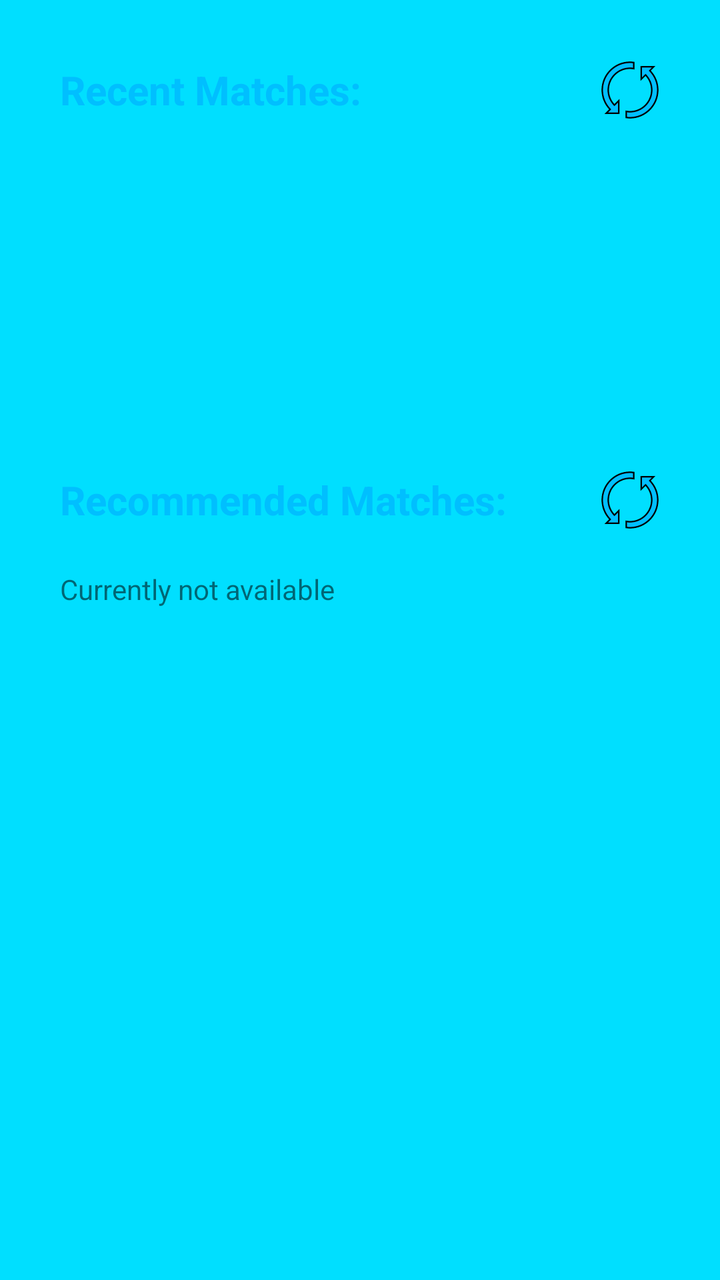
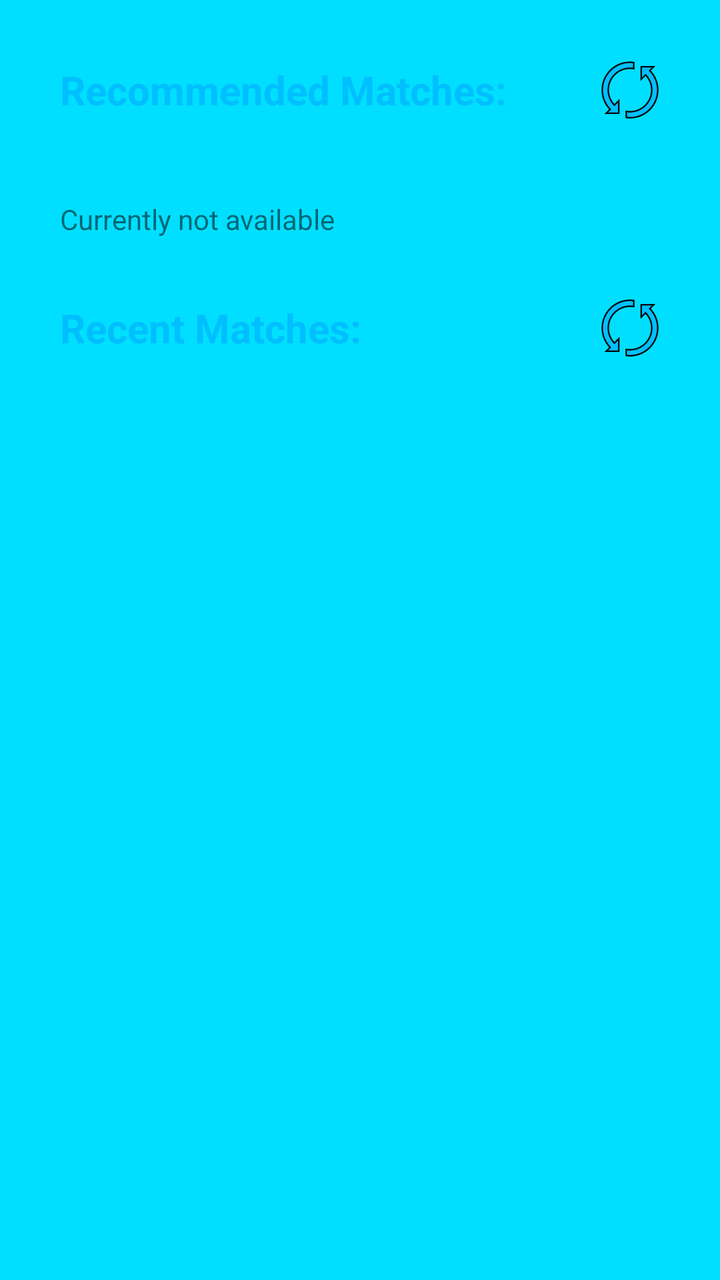

Compare the two renders of this Android layout. The source of the first and the diff that turns it into the second are given below.
<!-- AndroidManifest.xml: application theme AppTheme -->
<!-- res/layout/fragment_home.xml -->
<?xml version="1.0" encoding="utf-8"?>
<ScrollView xmlns:android="http://schemas.android.com/apk/res/android"
    xmlns:tools="http://schemas.android.com/tools"
    android:layout_width="match_parent"
    android:layout_height="match_parent"
    android:background="@color/colorStatsActivity"
    tools:context=".statsFragments.HomeFragment">

    <LinearLayout
        android:layout_width="match_parent"
        android:layout_height="match_parent"
        android:orientation="vertical">

        <LinearLayout
            android:layout_width="match_parent"
            android:layout_height="wrap_content"
            android:layout_marginTop="30dp"
            android:layout_marginBottom="10dp"
            android:orientation="horizontal">

            <TextView
                android:layout_width="wrap_content"
                android:layout_height="wrap_content"
                android:layout_gravity="center"
                android:layout_marginStart="30dp"
                android:text="Recent Matches:"
                android:textColor="@color/colorPrimaryDark"
                android:textSize="20sp"
                android:textStyle="bold" />

            <View
                android:layout_width="0dp"
                android:layout_height="0dp"
                android:layout_weight="1" />

            <Button
                android:id="@+id/refreshRecentMatches"
                android:layout_width="30dp"
                android:layout_height="30dp"
                android:layout_gravity="center"
                android:layout_marginEnd="30dp"
                android:rotation="0"
                android:background="@drawable/reload_icon" />

        </LinearLayout>

        <ListView
            android:id="@+id/recentMatches"
            android:layout_width="match_parent"
            android:layout_height="115dp"
            android:layout_margin="10dp"
            android:layout_weight="1" />

        <TextView
            android:id="@+id/emptyRecentMatchesText"
            android:layout_width="wrap_content"
            android:layout_height="wrap_content"
            android:layout_marginStart="30dp"
            android:layout_marginTop="10dp"
            android:text="Currently no recent matches"
            android:visibility="gone"/>

        <LinearLayout
            android:layout_width="match_parent"
            android:layout_height="wrap_content"
            android:layout_marginTop="30dp"
            android:layout_marginBottom="10dp"
            android:orientation="horizontal">

            <TextView
                android:layout_width="wrap_content"
                android:layout_height="wrap_content"
                android:layout_gravity="center"
                android:layout_marginStart="30dp"
                android:text="Recommended Matches:"
                android:textColor="@color/colorPrimaryDark"
                android:textSize="20sp"
                android:textStyle="bold" />

            <View
                android:layout_width="0dp"
                android:layout_height="0dp"
                android:layout_weight="1" />

            <Button
                android:id="@+id/refreshRecommendedMatches"
                android:layout_width="30dp"
                android:layout_height="30dp"
                android:layout_gravity="center"
                android:layout_marginEnd="30dp"
                android:background="@drawable/reload_icon" />
        </LinearLayout>

        <ListView
            android:id="@+id/recommendedMatches"
            android:layout_width="match_parent"
            android:layout_height="match_parent"
            android:layout_margin="10dp"
            android:layout_weight="1"
            android:visibility="gone"/>

        <TextView
            android:id="@+id/emptyRecommendedMatchesText"
            android:layout_width="wrap_content"
            android:layout_height="wrap_content"
            android:layout_marginStart="30dp"
            android:layout_marginTop="10dp"
            android:text="Currently not available"
            android:visibility="visible"/>
    </LinearLayout>
</ScrollView>
<!-- resources referenced by this layout -->
<resources>
  <color name="colorPrimaryDark">#00BFFF</color>
  <color name="colorStatsActivity">#00DFFF</color>
  <!-- drawable reload_icon (drawable) -->
  <vector xmlns:android="http://schemas.android.com/apk/res/android"
      android:width="200dp"
      android:height="200dp"
      android:viewportWidth="40"
      android:viewportHeight="40">
      <path android:fillColor="#00BFFF" android:pathData="M4.207,35.5l2.573-2.574l-0.328-0.353C3.259,29.143,1.5,24.677,1.5,20C1.5,9.799,9.799,1.5,20,1.5 c0.776,0,1.598,0.062,2.5,0.19v4.032C21.661,5.575,20.823,5.5,20,5.5C12.005,5.5,5.5,12.005,5.5,20 c0,3.578,1.337,7.023,3.765,9.701l0.353,0.389l2.883-2.883V35.5H4.207z"/>
      <path android:fillColor="#000000" android:pathData="M20,2c0.627,0,1.287,0.042,2,0.129v3.009C21.33,5.046,20.661,5,20,5C11.729,5,5,11.729,5,20 c0,3.702,1.383,7.267,3.894,10.037l0.705,0.778l0.743-0.743L12,28.414V35H5.414l1.379-1.379l0.682-0.682l-0.657-0.706 C3.711,28.895,2,24.551,2,20C2,10.075,10.075,2,20,2 M20,1C9.507,1,1,9.507,1,20c0,4.994,1.934,9.527,5.086,12.914L3,36h10V26 l-3.365,3.365C7.387,26.885,6,23.612,6,20c0-7.732,6.268-14,14-14c1.031,0,2.033,0.119,3,0.33V1.259C22.02,1.104,21.023,1,20,1 L20,1z"/>
      <path android:fillColor="#00BFFF" android:pathData="M20,38.5c-0.776,0-1.598-0.062-2.5-0.19v-4.032c0.839,0.147,1.677,0.222,2.5,0.222 c7.995,0,14.5-6.505,14.5-14.5c0-3.583-1.336-7.03-3.761-9.706l-0.353-0.389L27.5,12.793V4.5h8.293l-2.581,2.582l0.328,0.354 C36.738,10.872,38.5,15.334,38.5,20C38.5,30.201,30.201,38.5,20,38.5z"/>
      <path android:fillColor="#000000" android:pathData="M34.586,5l-1.387,1.387l-0.682,0.682l0.657,0.706C36.286,11.119,38,15.461,38,20 c0,9.925-8.075,18-18,18c-0.627,0-1.287-0.042-2-0.129v-3.009C18.67,34.954,19.339,35,20,35c8.271,0,15-6.729,15-15 c0-3.708-1.381-7.274-3.89-10.041l-0.705-0.778l-0.743,0.743L28,11.586V5H34.586 M37,4H27v10l3.369-3.369 C32.618,13.111,34,16.388,34,20c0,7.732-6.268,14-14,14c-1.031,0-2.033-0.119-3-0.33v5.071C17.98,38.896,18.977,39,20,39 c10.493,0,19-8.507,19-19c0-4.993-1.942-9.519-5.094-12.906L37,4L37,4z"/>
      </vector>
  <style name="AppTheme" parent="Theme.AppCompat.Light.NoActionBar">
          
          <item name="colorPrimary">@color/colorPrimary</item>
          <item name="colorPrimaryDark">@color/colorPrimaryDark</item>
          <item name="colorAccent">@color/colorAccent</item>
      </style>
  <color name="colorPrimary">#6200EE</color>
  <color name="colorAccent">#03DAC5</color>
</resources>

<!-- the commit's change to res/layout/fragment_home.xml (unified diff, before → after) -->
@@ -10,6 +10,53 @@
         android:layout_width="match_parent"
         android:layout_height="match_parent"
         android:orientation="vertical">
+
+        <LinearLayout
+            android:layout_width="match_parent"
+            android:layout_height="wrap_content"
+            android:layout_marginTop="30dp"
+            android:layout_marginBottom="10dp"
+            android:orientation="horizontal">
+
+            <TextView
+                android:layout_width="wrap_content"
+                android:layout_height="wrap_content"
+                android:layout_gravity="center"
+                android:layout_marginStart="30dp"
+                android:text="Recommended Matches:"
+                android:textColor="@color/colorPrimaryDark"
+                android:textSize="20sp"
+                android:textStyle="bold" />
+
+            <View
+                android:layout_width="0dp"
+                android:layout_height="0dp"
+                android:layout_weight="1" />
+
+            <Button
+                android:id="@+id/refreshRecommendedMatches"
+                android:layout_width="30dp"
+                android:layout_height="30dp"
+                android:layout_gravity="center"
+                android:layout_marginEnd="30dp"
+                android:background="@drawable/reload_icon" />
+        </LinearLayout>
+
+        <ListView
+            android:id="@+id/recommendedMatches"
+            android:layout_width="match_parent"
+            android:layout_height="match_parent"
+            android:layout_margin="10dp"
+            android:layout_weight="1" />
+
+        <TextView
+            android:id="@+id/emptyRecommendedMatchesText"
+            android:layout_width="wrap_content"
+            android:layout_height="wrap_content"
+            android:layout_marginStart="30dp"
+            android:layout_marginTop="10dp"
+            android:text="Currently not available"
+            android:visibility="visible"/>
 
         <LinearLayout
             android:layout_width="match_parent"
@@ -48,7 +95,10 @@
             android:id="@+id/recentMatches"
             android:layout_width="match_parent"
             android:layout_height="115dp"
-            android:layout_margin="10dp"
+            android:layout_marginStart="10dp"
+            android:layout_marginEnd="10dp"
+            android:layout_marginTop="10dp"
+            android:layout_marginBottom="100dp"
             android:layout_weight="1" />
 
         <TextView
@@ -57,55 +107,9 @@
             android:layout_height="wrap_content"
             android:layout_marginStart="30dp"
             android:layout_marginTop="10dp"
+            android:layout_marginBottom="100dp"
             android:text="Currently no recent matches"
             android:visibility="gone"/>
 
-        <LinearLayout
-            android:layout_width="match_parent"
-            android:layout_height="wrap_content"
-            android:layout_marginTop="30dp"
-            android:layout_marginBottom="10dp"
-            android:orientation="horizontal">
-
-            <TextView
-                android:layout_width="wrap_content"
-                android:layout_height="wrap_content"
-                android:layout_gravity="center"
-                android:layout_marginStart="30dp"
-                android:text="Recommended Matches:"
-                android:textColor="@color/colorPrimaryDark"
-                android:textSize="20sp"
-                android:textStyle="bold" />
-
-            <View
-                android:layout_width="0dp"
-                android:layout_height="0dp"
-                android:layout_weight="1" />
-
-            <Button
-                android:id="@+id/refreshRecommendedMatches"
-                android:layout_width="30dp"
-                android:layout_height="30dp"
-                android:layout_gravity="center"
-                android:layout_marginEnd="30dp"
-                android:background="@drawable/reload_icon" />
-        </LinearLayout>
-
-        <ListView
-            android:id="@+id/recommendedMatches"
-            android:layout_width="match_parent"
-            android:layout_height="match_parent"
-            android:layout_margin="10dp"
-            android:layout_weight="1"
-            android:visibility="gone"/>
-
-        <TextView
-            android:id="@+id/emptyRecommendedMatchesText"
-            android:layout_width="wrap_content"
-            android:layout_height="wrap_content"
-            android:layout_marginStart="30dp"
-            android:layout_marginTop="10dp"
-            android:text="Currently not available"
-            android:visibility="visible"/>
     </LinearLayout>
 </ScrollView>
